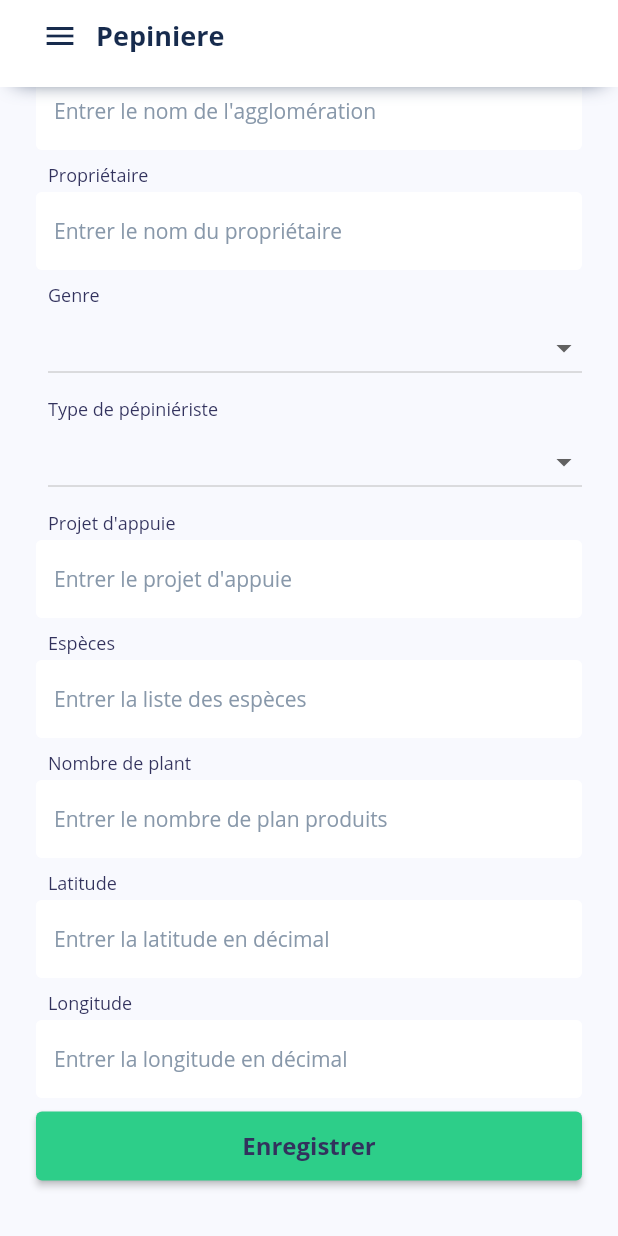
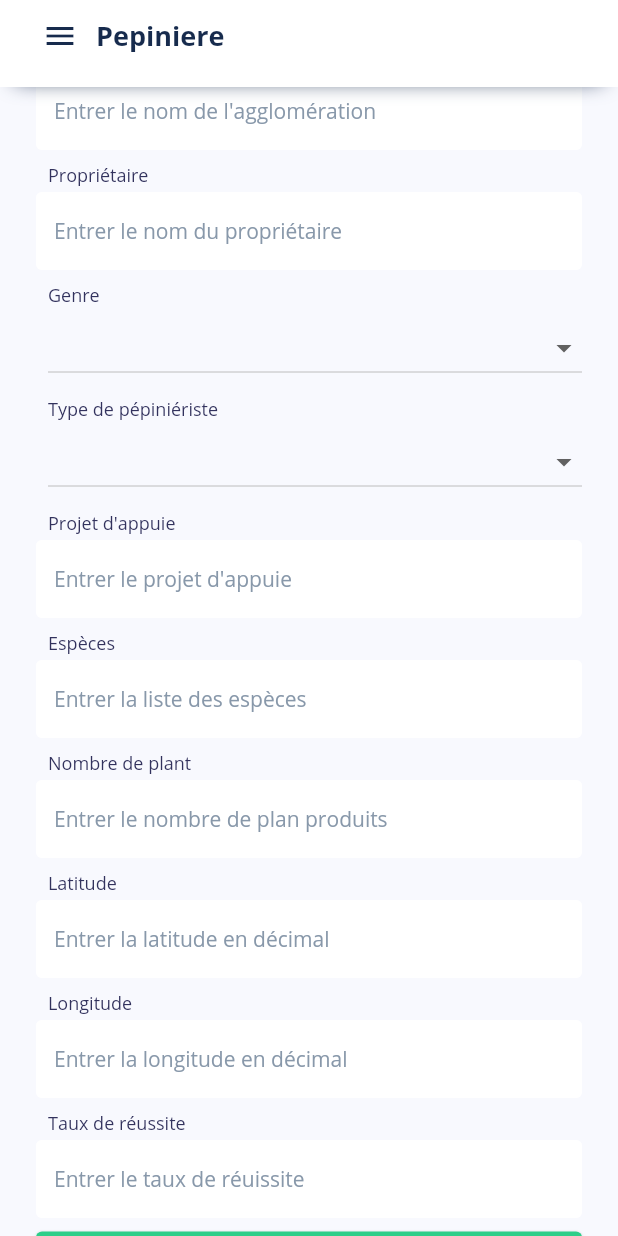
Before and after one commit to vvizzard/ssbeac, a Flutter app: the Pepiniere screen opened by its route, scrolled down 294 dp, on a phone screen of 412 x 824 dp. Run offline on Flutter 3.47's test engine with Material 2 defaults, Android fonts, the light colour scheme and no system bars; our stand-ins replace carousel_slider, csv, font_awesome_flutter, scrollable_positioned_list, sqflite; missing offline and left inert: simple_permissions; accounts and stored records are empty.

Commit message:
update pepiniere

```diff
--- a/lib/helper/database_helpers.dart
+++ b/lib/helper/database_helpers.dart
@@ -127,7 +127,7 @@ final String columnProprietairePepiniere = 'proprietaire';
 final String columnGenreChoosedPepiniere = 'genreChoosed';
 final String columnEspecesPepiniere = 'especes';
 final String columnNbrPlantPepiniere = 'nbrPlant';
-final String columnTauxPepiniere = 'taux'; //Ajouter
+final String columnTauxPepiniere = 'taux';
 
 // ForetNaturel
 final String tableForetNaturel = 'foret_naturel';
--- a/lib/screens/listePepiniere.dart
+++ b/lib/screens/listePepiniere.dart
@@ -1,10 +1,6 @@
 import 'package:argon_flutter/helper/csv_helpers.dart';
 import 'package:argon_flutter/helper/database_helpers.dart';
-import 'package:argon_flutter/screens/barriereModifcation.dart';
-import 'package:argon_flutter/screens/charbonnierModifcation.dart';
-import 'package:argon_flutter/screens/menageModifcation.dart';
 import 'package:argon_flutter/screens/pepiniereModifcation.dart';
-import 'package:argon_flutter/screens/reboisementModifcation.dart';
 import 'package:flutter/material.dart';
 
 import 'package:argon_flutter/constants/Theme.dart';
@@ -12,8 +8,6 @@ import 'package:argon_flutter/constants/Theme.dart';
 //widgets
 import 'package:argon_flutter/widgets/navbar.dart';
 import 'package:argon_flutter/widgets/drawer.dart';
-import 'package:argon_flutter/widgets/input.dart';
-import 'package:argon_flutter/widgets/table-cell.dart';
 import 'package:intl/intl.dart';
 
 
@@ -34,8 +28,6 @@ class _ListePepiniereState extends State<ListePepiniere> {
   void initState() {
     helper.queryAllPepiniere().then((value) => setState(() {
       pepiniereEnCours = value;
-      // print('blabla');
-      // print(value);
     }));
     super.initState();
   }
@@ -186,9 +178,6 @@ class _ListePepiniereState extends State<ListePepiniere> {
                             child: const Text('Supprimer'),
                             onPressed: () {
                               setState(() {
-                                // energieCuissonSecheChoosed.remove(e.key);
-                                // checkFoyer('BC') ? showFoyerBC=true : showFoyerBC=false;
-                                // checkFoyer('CB') ? showFoyerCB=true : showFoyerCB=false;
                               });
                             },
                           ),
@@ -227,7 +216,8 @@ class _ListePepiniereState extends State<ListePepiniere> {
                         'Latitude',
                         'Longitude',
                         'Espèces',
-                        'Nombre de Plant'
+                        'Nombre de Plant',
+                        'Taux de réussite'
                       ]);
                       pepiniereEnCours.forEach((element) {
                         data.add([
@@ -244,7 +234,8 @@ class _ListePepiniereState extends State<ListePepiniere> {
                           element['lat'],
                           element['long'],
                           element['especes'],
-                          element['nbrPlant']
+                          element['nbrPlant'],
+                          element['taux']
                         ]);
                       });
 
--- a/lib/screens/pepiniere.dart
+++ b/lib/screens/pepiniere.dart
@@ -7,7 +7,6 @@ import 'package:argon_flutter/constants/Theme.dart';
 import 'package:argon_flutter/widgets/navbar.dart';
 import 'package:argon_flutter/widgets/drawer.dart';
 import 'package:argon_flutter/widgets/input.dart';
-import 'package:argon_flutter/widgets/table-cell.dart';
 import 'package:intl/intl.dart';
 
 List<String> districts = ['Ambohidratrimo ',
@@ -162,6 +161,7 @@ class _PepiniereState extends State<Pepiniere> {
   var long = TextEditingController();
   var especes = TextEditingController();
   var nbrPlant = TextEditingController();
+  var taux = TextEditingController();
 
   DatabaseHelper helper = DatabaseHelper.instance;
   PepiniereEntity ds = new PepiniereEntity();
@@ -193,6 +193,7 @@ class _PepiniereState extends State<Pepiniere> {
     ds.long = long.text;
     ds.projetAppuie = projetAppuie.text;
     ds.especes = especes.text;
+    ds.taux = double.tryParse(taux.text);
     ds.nbrPlant = int.tryParse(nbrPlant.text);
 
     helper.insert(ds).then((value) => print(value));
@@ -526,6 +527,27 @@ class _PepiniereState extends State<Pepiniere> {
                 )
               ),
 
+              Padding(
+                padding: const EdgeInsets.only(left: 8.0, top: 8),
+                child: Align(
+                  alignment: Alignment.centerLeft,
+                  child: Text("Taux de réussite",
+                      style: TextStyle(
+                          color: ArgonColors.text,
+                          fontWeight: FontWeight.w500,
+                          fontSize: 12)),
+                ),
+              ),
+              Padding(
+                  padding: const EdgeInsets.only(top: 4.0),
+                  child: Input(
+                    enable: true,
+                    placeholder: "Entrer le taux de réuissite",
+                    borderColor: ArgonColors.white,
+                    controller: taux,
+                  )
+              ),
+
             SizedBox(
               width: double.infinity,
               child: Padding(
--- a/lib/screens/pepiniereModifcation.dart
+++ b/lib/screens/pepiniereModifcation.dart
@@ -7,7 +7,6 @@ import 'package:argon_flutter/constants/Theme.dart';
 import 'package:argon_flutter/widgets/navbar.dart';
 import 'package:argon_flutter/widgets/drawer.dart';
 import 'package:argon_flutter/widgets/input.dart';
-import 'package:argon_flutter/widgets/table-cell.dart';
 import 'package:intl/intl.dart';
 
 List<String> districts = ['Ambohidratrimo ',
@@ -164,6 +163,7 @@ class _PepiniereModificationState extends State<PepiniereModification> {
   var long = TextEditingController();
   var especes = TextEditingController();
   var nbrPlant = TextEditingController();
+  var taux = TextEditingController();
 
   DatabaseHelper helper = DatabaseHelper.instance;
 
@@ -178,6 +178,7 @@ class _PepiniereModificationState extends State<PepiniereModification> {
     pepiniereEnCours.projetAppuie = projetAppuie.text;
     pepiniereEnCours.especes = especes.text;
     pepiniereEnCours.nbrPlant = int.tryParse(nbrPlant.text);
+    pepiniereEnCours.taux = double.tryParse(taux.text);
 
     DatabaseHelper helper = DatabaseHelper.instance;
     int id = await helper.update(pepiniereEnCours);
@@ -209,6 +210,7 @@ class _PepiniereModificationState extends State<PepiniereModification> {
     projetAppuie.text = widget.pepiniereEnCours.projetAppuie;
     especes.text = widget.pepiniereEnCours.especes;
     nbrPlant.text = widget.pepiniereEnCours.nbrPlant.toString();
+    taux.text = widget.pepiniereEnCours.taux.toString();
 
     return Scaffold(
       appBar: Navbar(
@@ -534,6 +536,26 @@ class _PepiniereModificationState extends State<PepiniereModification> {
                   controller: long,
               )
             ),
+            Padding(
+              padding: const EdgeInsets.only(left: 8.0, top: 8),
+              child: Align(
+                alignment: Alignment.centerLeft,
+                child: Text("Taux de réuissite",
+                    style: TextStyle(
+                        color: ArgonColors.text,
+                        fontWeight: FontWeight.w500,
+                        fontSize: 12)),
+              ),
+            ),
+            Padding(
+                padding: const EdgeInsets.only(top: 4.0),
+                child: Input(
+                  enable: true,
+                  placeholder: "Entrer le taux de réuissite",
+                  borderColor: ArgonColors.white,
+                  controller: taux,
+                )
+            ),
 
           SizedBox(
             width: double.infinity,
```
